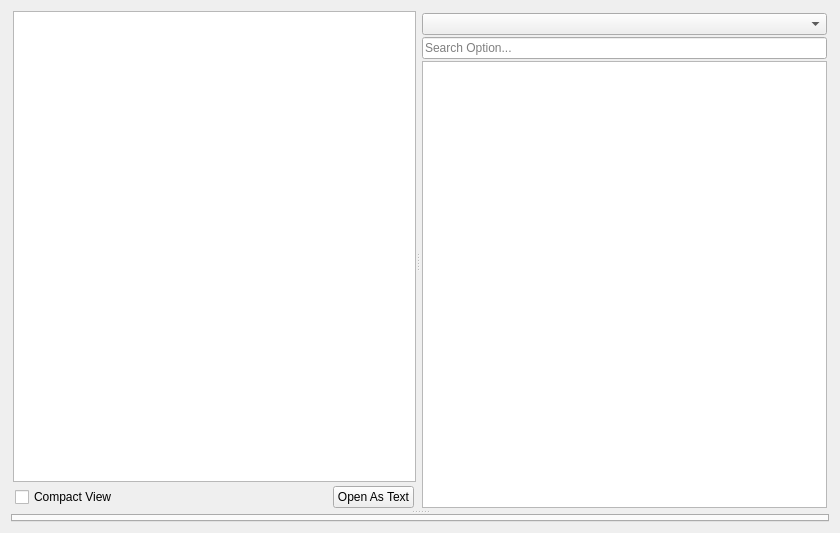
Before: the Qt Designer form src/option/solveroptionwidget.ui in GAMS-dev/studio, drawn with Qt 5.
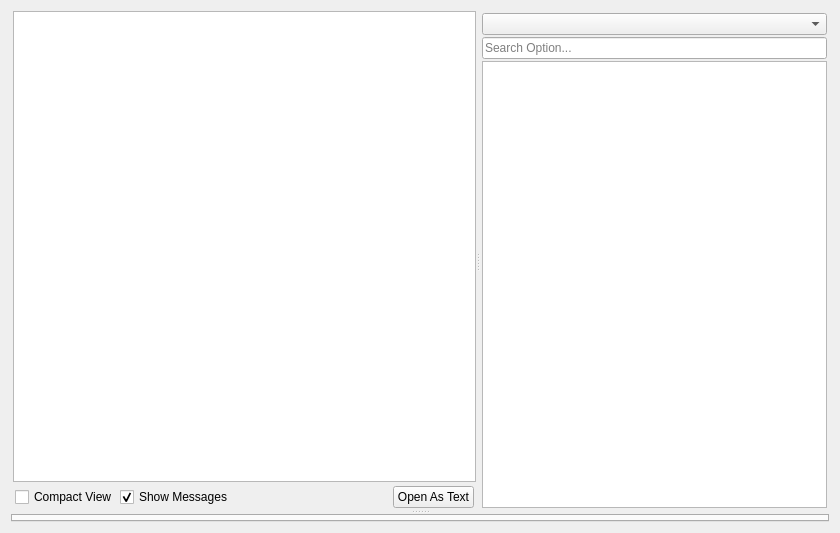
After: the same form once the commit is applied.

Commit message: add show message checkbox

The edit to the form file:
```diff
--- a/src/option/solveroptionwidget.ui
+++ b/src/option/solveroptionwidget.ui
@@ -84,6 +84,16 @@
              </property>
             </widget>
            </item>
+           <item>
+            <widget class="QCheckBox" name="messageViewCheckBox">
+             <property name="text">
+              <string>Show Messages</string>
+             </property>
+             <property name="checked">
+              <bool>true</bool>
+             </property>
+            </widget>
+           </item>
            <item>
             <spacer name="solverOptionHSpacer">
              <property name="orientation">
```
The commit also changes 2 other files.
